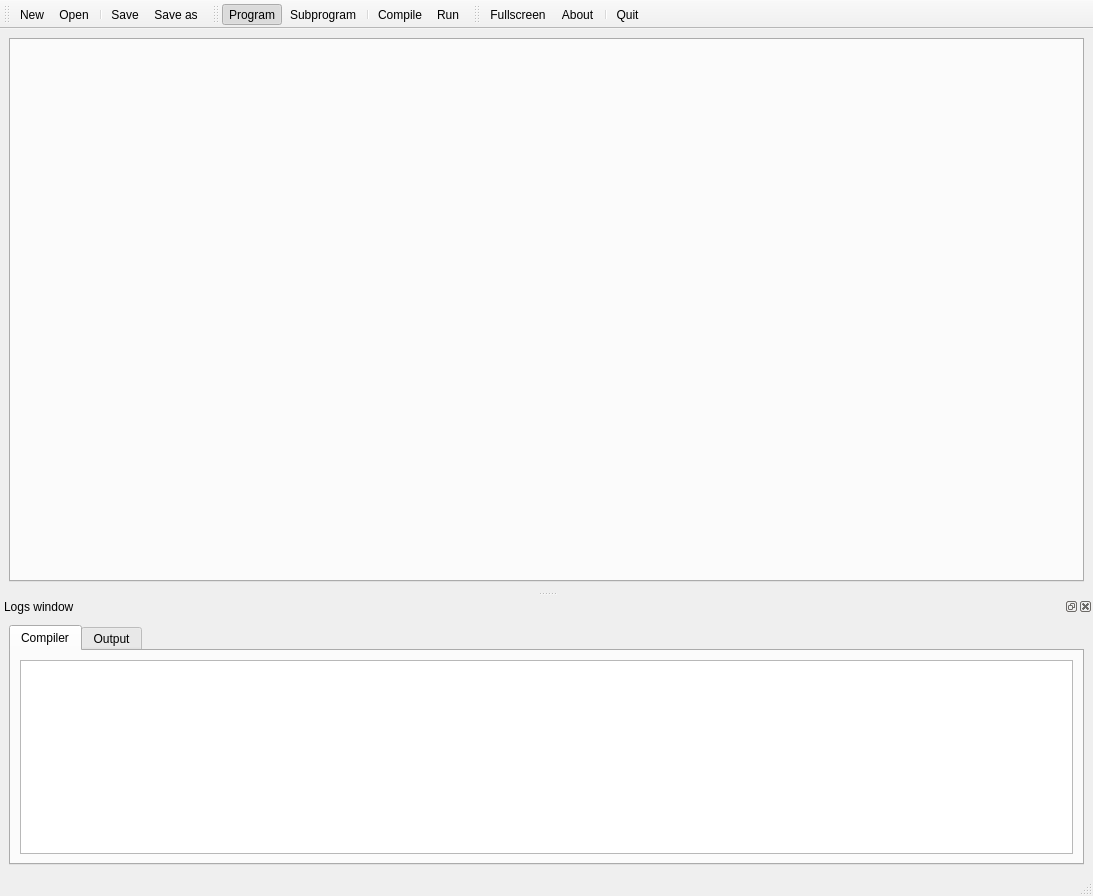
Qt form cobcide/ui/ide.ui (OpenCobolIDE/OpenCobolIDE) before a commit.
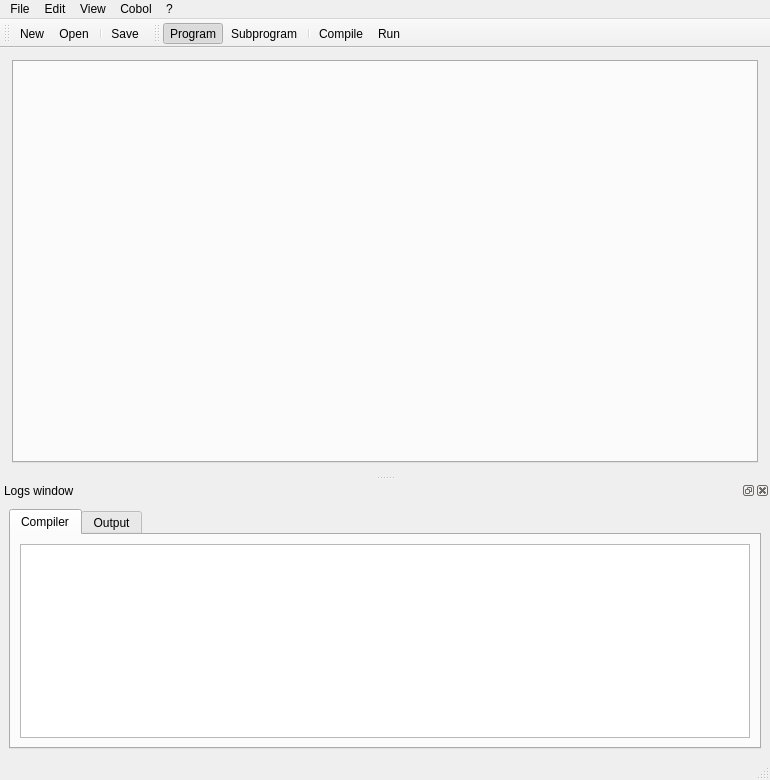
The same form after that commit. The open tabs and pages were chosen to show the change. Icons and pictures are not drawn.

Commit message: Ui enhancements: added a menu + a stack widget, a start page will come soon (with recent files,...)

```diff
--- a/cobcide/ui/ide.ui
+++ b/cobcide/ui/ide.ui
@@ -6,8 +6,8 @@
    <rect>
     <x>0</x>
     <y>0</y>
-    <width>1093</width>
-    <height>896</height>
+    <width>770</width>
+    <height>780</height>
    </rect>
   </property>
   <property name="windowTitle">
@@ -18,15 +18,33 @@
     <normaloff>:/ide-icons/rc/cobol.png</normaloff>:/ide-icons/rc/cobol.png</iconset>
   </property>
   <widget class="QWidget" name="centralwidget">
-   <layout class="QGridLayout" name="gridLayout">
+   <layout class="QGridLayout" name="gridLayout" rowstretch="0" columnstretch="0">
+    <property name="margin">
+     <number>3</number>
+    </property>
+    <property name="spacing">
+     <number>3</number>
+    </property>
     <item row="0" column="0">
-     <widget class="QTabWidget" name="tabWidget">
+     <widget class="QStackedWidget" name="stackedWidget">
       <property name="currentIndex">
        <number>-1</number>
       </property>
-      <property name="tabsClosable">
-       <bool>true</bool>
-      </property>
+      <widget class="QWidget" name="page"/>
+      <widget class="QWidget" name="page_2">
+       <layout class="QGridLayout" name="gridLayout_2">
+        <item row="0" column="0">
+         <widget class="QTabWidget" name="tabWidget">
+          <property name="currentIndex">
+           <number>-1</number>
+          </property>
+          <property name="tabsClosable">
+           <bool>true</bool>
+          </property>
+         </widget>
+        </item>
+       </layout>
+      </widget>
      </widget>
     </item>
    </layout>
@@ -46,7 +64,6 @@
    <addaction name="actionOpen"/>
    <addaction name="separator"/>
    <addaction name="actionSave"/>
-   <addaction name="actionSave_as"/>
   </widget>
   <widget class="QToolBar" name="toolBarCode">
    <property name="windowTitle">
@@ -64,21 +81,6 @@
    <addaction name="actionCompile"/>
    <addaction name="actionRun"/>
   </widget>
-  <widget class="QToolBar" name="toolBarMisc">
-   <property name="windowTitle">
-    <string>Toolbar misc</string>
-   </property>
-   <attribute name="toolBarArea">
-    <enum>TopToolBarArea</enum>
-   </attribute>
-   <attribute name="toolBarBreak">
-    <bool>false</bool>
-   </attribute>
-   <addaction name="actionFullscreen"/>
-   <addaction name="actionAbout"/>
-   <addaction name="separator"/>
-   <addaction name="actionQuit"/>
-  </widget>
   <widget class="QDockWidget" name="dockWidget">
    <property name="windowTitle">
     <string>Logs window</string>
@@ -129,6 +131,60 @@
     </layout>
    </widget>
   </widget>
+  <widget class="QMenuBar" name="menuBar">
+   <property name="geometry">
+    <rect>
+     <x>0</x>
+     <y>0</y>
+     <width>770</width>
+     <height>23</height>
+    </rect>
+   </property>
+   <widget class="QMenu" name="menuFile">
+    <property name="title">
+     <string>File</string>
+    </property>
+    <addaction name="actionNew"/>
+    <addaction name="actionOpen"/>
+    <addaction name="separator"/>
+    <addaction name="actionSave"/>
+    <addaction name="actionSave_as"/>
+    <addaction name="separator"/>
+    <addaction name="actionQuit"/>
+   </widget>
+   <widget class="QMenu" name="menuEdit">
+    <property name="title">
+     <string>Edit</string>
+    </property>
+   </widget>
+   <widget class="QMenu" name="menuView">
+    <property name="title">
+     <string>View</string>
+    </property>
+    <addaction name="actionFullscreen"/>
+   </widget>
+   <widget class="QMenu" name="menuCobol">
+    <property name="title">
+     <string>Cobol</string>
+    </property>
+    <addaction name="actionProgram"/>
+    <addaction name="actionSubprogram"/>
+    <addaction name="separator"/>
+    <addaction name="actionCompile"/>
+    <addaction name="actionRun"/>
+   </widget>
+   <widget class="QMenu" name="menu">
+    <property name="title">
+     <string>?</string>
+    </property>
+    <addaction name="actionAbout"/>
+   </widget>
+   <addaction name="menuFile"/>
+   <addaction name="menuEdit"/>
+   <addaction name="menuView"/>
+   <addaction name="menuCobol"/>
+   <addaction name="menu"/>
+  </widget>
   <action name="actionQuit">
    <property name="icon">
     <iconset resource="ide.qrc">
```
Left out of the diff: 2 changed lines with no effect on the pictures. The commit also changes 4 other files.
